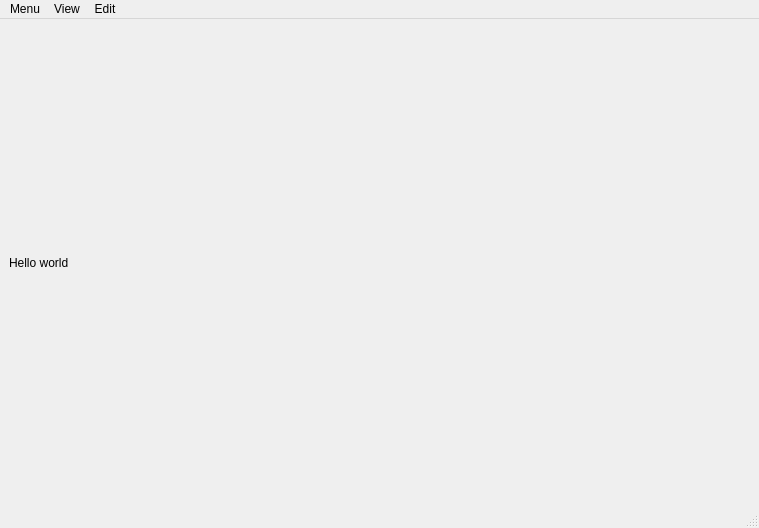
Before: the Qt Designer form ui/mainwindow.ui in YotsuyaNight/reddit-notifier, drawn with Qt 5.
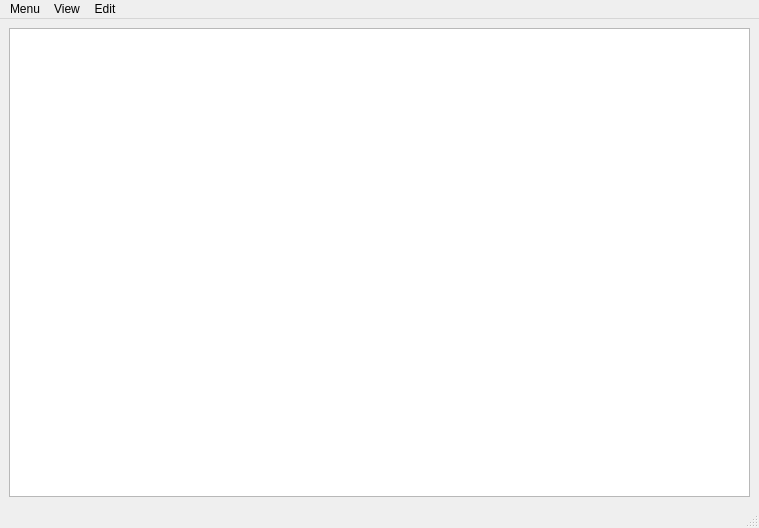
After: the same form once the commit is applied.

Commit message: Added PostListModel for two-way data binding with UI

Diff of the .ui file:
```diff
--- a/ui/mainwindow.ui
+++ b/ui/mainwindow.ui
@@ -18,11 +18,7 @@
     <item row="0" column="0">
      <layout class="QVBoxLayout" name="verticalLayout">
       <item>
-       <widget class="QLabel" name="label">
-        <property name="text">
-         <string>Hello world</string>
-        </property>
-       </widget>
+       <widget class="QListView" name="postView"/>
       </item>
      </layout>
     </item>
```
The commit also changes 7 other files.
